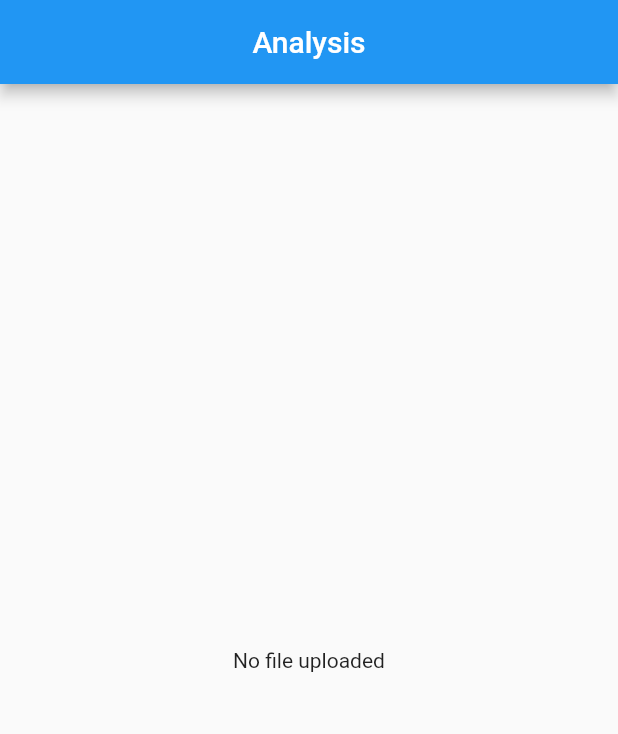
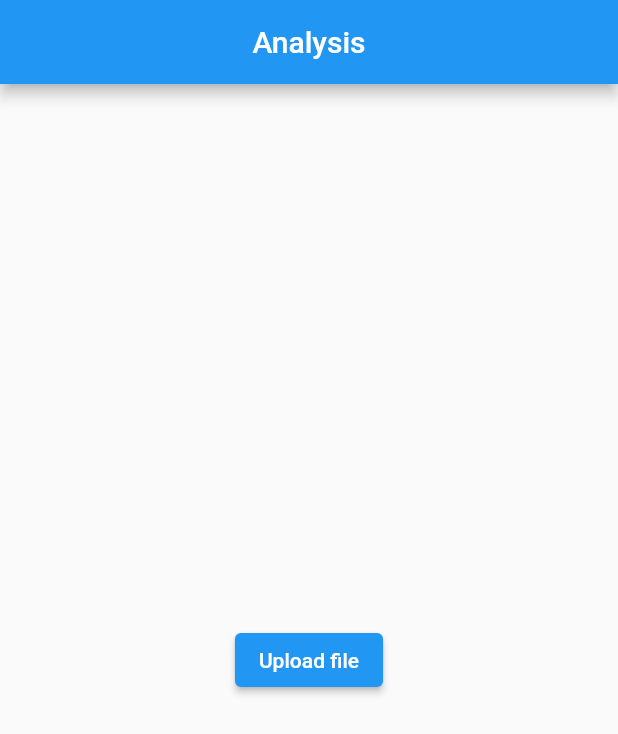
Before and after one commit to bytes7bytes7/speed_analysis, a Flutter app: the AnalysisScreen screen opened directly, on a phone screen of 412 x 824 dp. Shown: the top 734 px of the screen. Run offline on Flutter 3.47's test engine with Material 2 defaults, Android fonts, the phone set to English and light mode, and no system bars; our stand-ins replace flutter_bloc, freezed_annotation, get_it, injectable; statements that could not run were skipped.

Commit message:
add AnalysisResultVM, mapper for it

```diff
--- a/lib/features/analysis/application/application.dart
+++ b/lib/features/analysis/application/application.dart
@@ -1 +1,3 @@
 export 'blocs/blocs.dart';
+export 'mappers/mappers.dart';
+export 'view_models/view_models.dart';
--- a/lib/features/analysis/application/blocs/analysis/analysis_bloc.dart
+++ b/lib/features/analysis/application/blocs/analysis/analysis_bloc.dart
@@ -2,7 +2,9 @@ import 'package:flutter_bloc/flutter_bloc.dart';
 import 'package:freezed_annotation/freezed_annotation.dart';
 import 'package:injectable/injectable.dart';
 
+import '../../../../../utils/mapper.dart';
 import '../../../domain/domain.dart';
+import '../../view_models/view_models.dart';
 
 part 'analysis_event.dart';
 
@@ -10,15 +12,26 @@ part 'analysis_state.dart';
 
 part 'analysis_bloc.freezed.dart';
 
+const _minuteSuffix = 'm';
+const _timePeriods = [
+  5 * 60,
+  5 * 10,
+];
+
 @injectable
 class AnalysisBloc extends Bloc<AnalysisEvent, AnalysisState> {
   AnalysisBloc(
     this._speedTimeService,
+    this._analysisService,
+    this._analysisResultToAnalysisResultVMMapper,
   ) : super(const AnalysisState()) {
     on<_PickFileEvent>(_pickFile);
   }
 
   final SpeedTimeService _speedTimeService;
+  final AnalysisService _analysisService;
+  final Mapper<AnalysisResult, AnalysisResultVM>
+      _analysisResultToAnalysisResultVMMapper;
 
   Future<void> _pickFile(
     _PickFileEvent event,
@@ -32,9 +45,30 @@ class AnalysisBloc extends Bloc<AnalysisEvent, AnalysisState> {
         return;
       }
 
-      // TODO:
+      final timePeriod = _timePeriods.first.toDouble();
+      final result =
+          _analysisService.getAverageSpeedForPeriod(dataOrNull, timePeriod);
+      final resultVM = _analysisResultToAnalysisResultVMMapper.map(result);
+
+      emit(
+        state.copyWith(
+          result: resultVM,
+        ),
+      );
     } catch (e) {
+      emit(state.copyWith(error: 'Error'));
+    } finally {
       emit(state.copyWith(isLoading: false));
     }
   }
 }
+
+int _parseTimePeriod(String formattedString) {
+  final number = formattedString.replaceFirst(_minuteSuffix, '');
+
+  return int.parse(number);
+}
+
+String _formatTimePeriod(int seconds) {
+  return '$seconds$_minuteSuffix';
+}
--- a/lib/features/analysis/application/blocs/analysis/analysis_state.dart
+++ b/lib/features/analysis/application/blocs/analysis/analysis_state.dart
@@ -5,5 +5,14 @@ class AnalysisState with _$AnalysisState {
   const factory AnalysisState({
     @Default(false) bool isLoading,
     @Default('') String error,
+    AnalysisResultVM? result,
+    String? timePeriod,
+    @Default([]) List<String> timePeriods,
   }) = _AnalysisState;
+
+  const AnalysisState._();
+
+  bool get hasResult {
+    return result != null;
+  }
 }
--- /dev/null
+++ b/lib/features/analysis/application/mappers/mappers.dart
@@ -0,0 +1 @@
+export 'analysis_result_to_analysis_result_vm_mapper.dart';
--- /dev/null
+++ b/lib/features/analysis/application/view_models/analysis_result_vm/analysis_result_vm.dart
@@ -0,0 +1,13 @@
+import 'package:freezed_annotation/freezed_annotation.dart';
+
+part 'analysis_result_vm.freezed.dart';
+
+@freezed
+class AnalysisResultVM with _$AnalysisResultVM {
+  const factory AnalysisResultVM({
+    required String timePeriod,
+    required List<String> averageSpeed,
+    required String totalTime,
+    required Map<String, String> percentOfAverageSpeed,
+  }) = _AnalysisResultVM;
+}
--- /dev/null
+++ b/lib/features/analysis/application/view_models/view_models.dart
@@ -0,0 +1 @@
+export 'analysis_result_vm/analysis_result_vm.dart';
--- a/lib/features/analysis/presentation/screens/analysis_screen.dart
+++ b/lib/features/analysis/presentation/screens/analysis_screen.dart
@@ -57,9 +57,7 @@ class _Body extends StatelessWidget {
       builder: (context, state) {
         return Stack(
           children: [
-            const Center(
-              child: Text('No file uploaded'),
-            ),
+            const _DataBody(),
             if (state.isLoading) const LoadingOverlay(),
           ],
         );
@@ -67,3 +65,29 @@ class _Body extends StatelessWidget {
     );
   }
 }
+
+class _DataBody extends StatelessWidget {
+  const _DataBody();
+
+  @override
+  Widget build(BuildContext context) {
+    final bloc = context.read<AnalysisBloc>();
+
+    return BlocBuilder<AnalysisBloc, AnalysisState>(
+      builder: (context, state) {
+        if (!state.hasResult) {
+          return Center(
+            child: ElevatedButton(
+              onPressed: () => bloc.add(const AnalysisEvent.pickFile()),
+              child: const Text('Upload file'),
+            ),
+          );
+        }
+
+        return const Center(
+          child: Text('Data'),
+        );
+      },
+    );
+  }
+}
--- /dev/null
+++ b/lib/utils/mapper.dart
@@ -0,0 +1,9 @@
+abstract class Mapper<I, O> {
+  const Mapper();
+
+  O map(I item);
+
+  List<O> mapList(List<I> items) {
+    return items.map(map).toList();
+  }
+}
--- /dev/null
+++ b/lib/utils/utils.dart
@@ -0,0 +1 @@
+export 'mapper.dart';
--- a/pubspec.yaml
+++ b/pubspec.yaml
@@ -16,6 +16,7 @@ dependencies:
   freezed_annotation: 2.4.1
   get_it: 7.6.0
   injectable: 2.1.2
+  syncfusion_flutter_charts: 22.1.39
 
 dev_dependencies:
   flutter_test:
```
Also changed, not shown: lib/features/analysis/application/mappers/analysis_result_to_analysis_result_vm_mapper.dart (added, +26 -0 lines), lib/features/analysis/application/blocs/analysis/analysis_bloc.freezed.dart, lib/features/analysis/application/view_models/analysis_result_vm/analysis_result_vm.freezed.dart (added), lib/main/infrastructure/injector/injector.config.dart, pubspec.lock.
